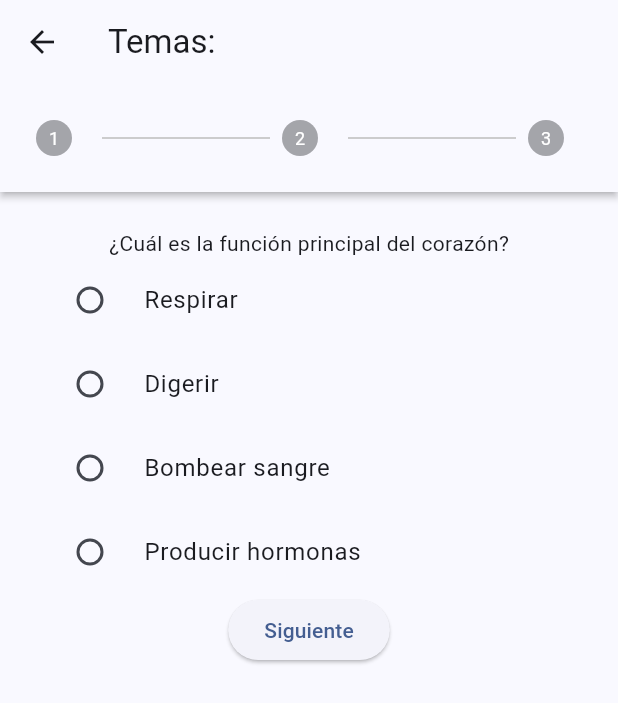
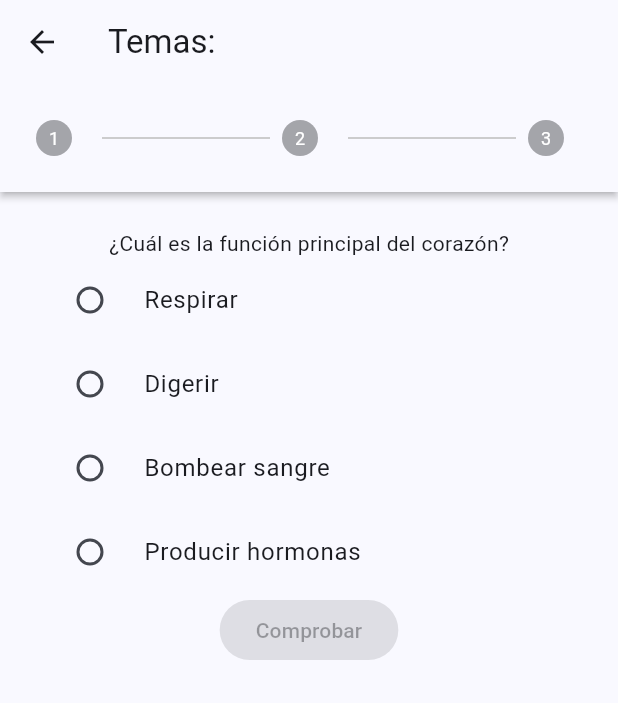
Before and after one commit to titanke/app_gemini, a Flutter app: the QuizPage screen opened by its route, on a phone screen of 412 x 824 dp. Shown: the top 703 px of the screen. Run offline on Flutter 3.47's test engine with Material 3 defaults, Android fonts, the phone set to English and light mode, and no system bars; our stand-ins replace carousel_slider.

Commit message:
arreglos quiz

```diff
--- a/lib/pages/quiz.dart
+++ b/lib/pages/quiz.dart
@@ -17,6 +17,8 @@ class _QuizPageState extends State<QuizPage> {
   int correctAnswers = 0;
   String? _answerText;
   bool _answerSubmitted = false;
+  bool _showResult = false;
+  bool _hasSubmitted = false;
 
   final String _apiUrl = 'YOUR_API_URL';
   final http.Client _httpClient = http.Client();
@@ -86,11 +88,11 @@ class _QuizPageState extends State<QuizPage> {
       if (_questions[_currentStep].isAnswerEvaluatedByAPI) {
         final response = await _evaluateAnswer(_answerText!);
         setState(() {
-          _isCorrect = response['isCorrect']; // Parse the response to determine correctness
+          _isCorrect = response['isCorrect'];
+          _showResult = false;
         });
       } else {
-        _isCorrect =
-            _answerText == _questions[_currentStep].correctAnswer; // Local evaluation
+        _isCorrect = _answerText == _questions[_currentStep].correctAnswer; // Local evaluation
       }
 
       setState(() {
@@ -138,7 +140,6 @@ class _QuizPageState extends State<QuizPage> {
     });
   }
     Future<Map<String, dynamic>> _evaluateAnswer(String answer) async {
-    // Make an HTTP POST request to your API endpoint for evaluation
     final uri = Uri.parse(_apiUrl + '/evaluate'); // Adjust endpoint URL if needed
     final response = await _httpClient.post(uri, body: {'answer': answer});
 
@@ -156,67 +157,6 @@ class _QuizPageState extends State<QuizPage> {
       //
 
   @override
-  /*
-  Widget build(BuildContext context) {
-       return Scaffold(
-      appBar: AppBar(title: Text('Temas: ${widget.dato}')),
-      body: Stepper(
-      controlsBuilder: (BuildContext context, ControlsDetails controls) {
-      return SizedBox.shrink();
-    },
-        type: StepperType.horizontal,
-        currentStep: _currentStep,
-
-        onStepTapped: (step) {
-          if (step == _currentStep + 1 && _isCorrect && _optionSelected) {
-
-            setState(() {
-              _currentStep = step;
-            });
-          }
-        },        steps: _questions.map((question) {
-          return Step(
-            title: Text(''),
-              state: question.isCompleted ? StepState.complete : StepState.disabled,
-
-            content: Column(
-              children: [
-                Text(question.question),
-                ...question.options.map((option) {
-                  return RadioListTile(
-                    title: Text(option),
-                    value: option,
-                    groupValue: _selectedOption,
-                    onChanged: _answerSelected,
-                  );
-                }),
-                if (_feedbackMessage != null) Text(_feedbackMessage!),
-                ElevatedButton(
-                  onPressed: _nextQuestion,
-                  child: Text('Confirmar'),
-                ),
-              ],
-
-            ),
-
-          );
-        }).toList(),
-
-      ),
-    );
-  }
-}
-
-class Question {
-  final String question;
-  final List<String> options;
-  final String correctAnswer;
-  bool isCompleted = false;
-
-  Question({required this.question, required this.options, required this.correctAnswer});
-}*/
-
-
 
 Widget build(BuildContext context) {
        return Scaffold(
@@ -245,11 +185,7 @@ Widget build(BuildContext context) {
               children: [
                 Text(question.question),
                  _buildQuestion(question),
-                if (_feedbackMessage != null) Text(_feedbackMessage!),
-                ElevatedButton(
-                  onPressed: _nextQuestion,
-                  child: Text('Siguiente'),
-                ),
+               _buildButton()
               ],
 
             ),
@@ -269,7 +205,7 @@ Widget _buildQuestion(Question question) {
                   title: Text(option),
                   value: option,
                   groupValue: _selectedOption,
-                  onChanged: _answerSelected,
+                  onChanged: _hasSubmitted ? null : _answerSelected,
                 ))
             .toList(),
       );
@@ -282,9 +218,39 @@ Widget _buildQuestion(Question question) {
       return Text('Tipo de pregunta no soportado');
   }
 }
+Widget _buildButton() {
+  return ElevatedButton(
+    onPressed: _answerSubmitted
+        ? () {
+            setState(() {
+              _showResult = !_showResult;
+              _hasSubmitted = !_hasSubmitted;
 
-
-
+              if (_showResult) {
+                            ScaffoldMessenger.of(context).showSnackBar(
+                  SnackBar(
+                    content: Card(
+                      child: Padding(
+                        padding: const EdgeInsets.all(8.0),
+                        child: Text(
+                          _isCorrect
+                              ? '¡Respuesta correcta!'
+                              : '¡Respuesta incorrecta!',
+                          style: TextStyle(fontSize: 16),
+                        ),
+                      ),
+                    ),
+                  ),
+                );
+              } else {
+                _nextQuestion();
+              }
+            });
+          }
+        : null,
+    child: Text(_showResult ? 'Siguiente' : 'Comprobar'),
+  );
+}
 
 
 }
```
